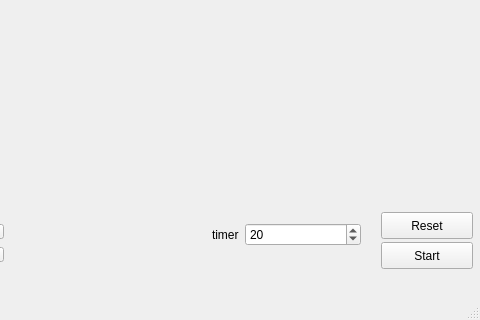
Qt form DzhanibekovEffectGraph/DEG.ui (sergeivolodin/Impact) before a commit; both pictures show x 299 to 779 and y 185 to 505 of the 779 by 505 pixel window.
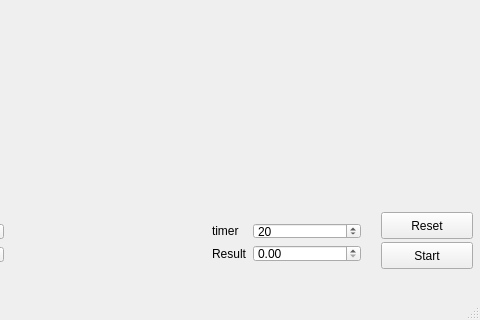
The same form after that commit. Custom widgets are drawn as their Qt base class.

Commit message: DEG period

```diff
--- a/DzhanibekovEffectGraph/DEG.ui
+++ b/DzhanibekovEffectGraph/DEG.ui
@@ -256,6 +256,16 @@
        </property>
       </widget>
      </item>
+     <item row="1" column="0">
+      <widget class="QLabel" name="label_result">
+       <property name="text">
+        <string>Result</string>
+       </property>
+      </widget>
+     </item>
+     <item row="1" column="1">
+      <widget class="QDoubleSpinBox" name="result"/>
+     </item>
     </layout>
    </widget>
   </widget>
```
The commit also changes 2 other files.
